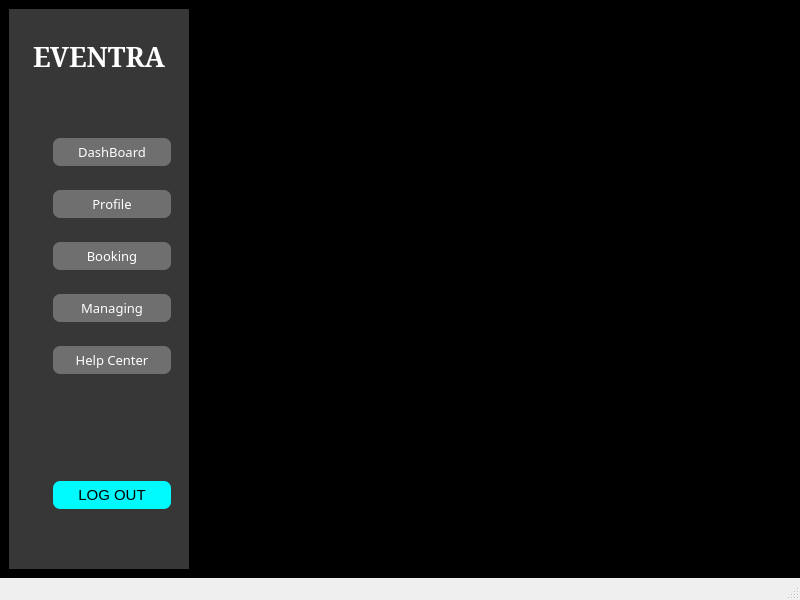
Qt form dashboard.ui (Prabin-63/EMS) before a commit.
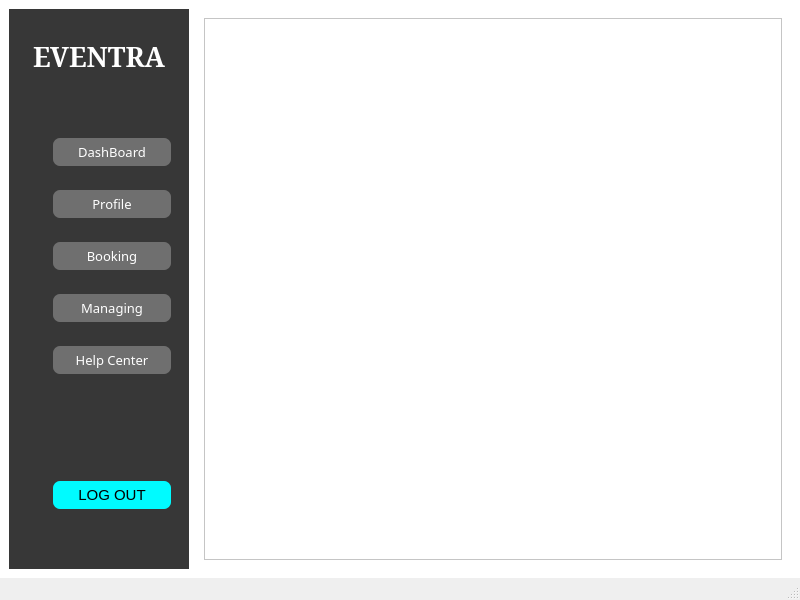
The same form after that commit. Icons and pictures are not drawn.

The edit to the form file:
```diff
--- a/dashboard.ui
+++ b/dashboard.ui
@@ -16,7 +16,7 @@
   <widget class="QWidget" name="centralwidget">
    <property name="styleSheet">
     <string notr="true">QWidget{
-	background-color: rgb(0, 0, 0);
+	background-color: white;
 }</string>
    </property>
    <layout class="QHBoxLayout" name="horizontalLayout_2">
@@ -591,7 +591,11 @@
      <widget class="QWidget" name="Rightsidebar" native="true">
       <layout class="QGridLayout" name="gridLayout_2">
        <item row="0" column="0">
-        <layout class="QGridLayout" name="gridLayout"/>
+        <layout class="QGridLayout" name="gridLayout">
+         <item row="0" column="0">
+          <widget class="QTableWidget" name="table1"/>
+         </item>
+        </layout>
        </item>
       </layout>
      </widget>
```
Left out of the diff: 2 changed lines with no effect on the pictures.
